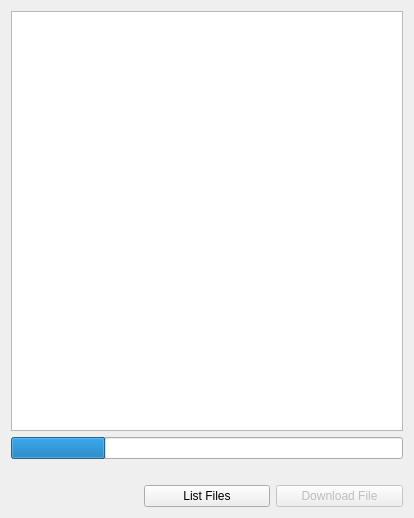
Qt form src/ui/QGCUASFileView.ui (mavlink/qgroundcontrol) before a commit.
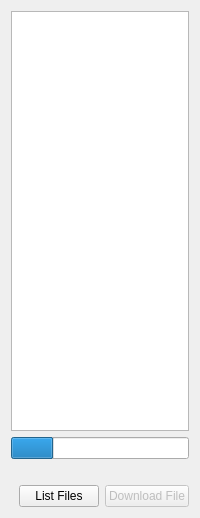
The same form after that commit.

The edit to the form file:
```diff
--- a/src/ui/QGCUASFileView.ui
+++ b/src/ui/QGCUASFileView.ui
@@ -6,7 +6,7 @@
    <rect>
     <x>0</x>
     <y>0</y>
-    <width>414</width>
+    <width>200</width>
     <height>518</height>
    </rect>
   </property>
```
